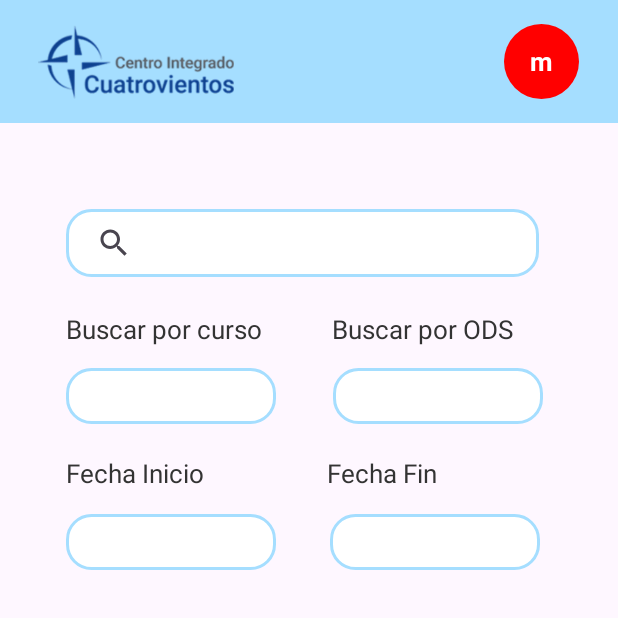
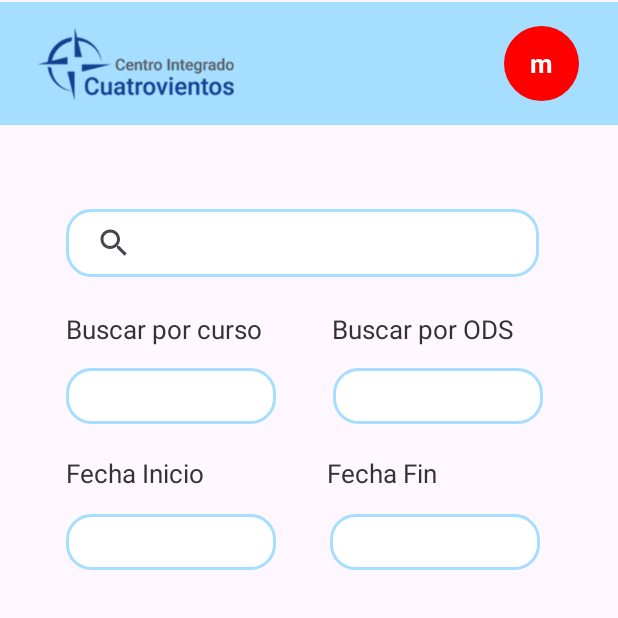
Before and after one commit to AnderVegas/PROYECT_CUATROVIENTOS_MOBILE, an Android app: the IniciativasActivity screen opened directly, with no data from a screen before it, on a phone screen of 412 x 824 dp, the top half of it. Run offline under Robolectric (Android 15) with nearby library versions, the phone set to English and light mode, and no system bars.

Commit message:
Corrección de todos los errores de contraints

```diff
--- a/app/src/main/res/layout/activity_iniciativas.xml
+++ b/app/src/main/res/layout/activity_iniciativas.xml
@@ -7,6 +7,7 @@
     android:layout_height="match_parent">
 
     <SearchView
+        android:id="@+id/searchView"
         android:layout_width="315dp"
         android:layout_height="45dp"
         android:background="@drawable/spinner_rounded"
@@ -19,14 +20,18 @@
 
     <LinearLayout
         android:id="@+id/linearLayout"
-        android:layout_width="match_parent"
+        android:layout_width="0dp"
         android:layout_height="wrap_content"
+        android:layout_marginTop="1dp"
+        android:layout_marginBottom="278dp"
         android:background="#A5DEFF"
         android:gravity="center_vertical"
         android:orientation="horizontal"
         android:padding="16dp"
-        tools:layout_editor_absoluteX="1dp"
-        tools:layout_editor_absoluteY="1dp">
+        app:layout_constraintBottom_toTopOf="@+id/recyclerView"
+        app:layout_constraintEnd_toEndOf="parent"
+        app:layout_constraintStart_toStartOf="parent"
+        app:layout_constraintTop_toTopOf="parent">
 
         <ImageView
             android:id="@+id/imageView"
@@ -60,10 +65,13 @@
 
     <androidx.recyclerview.widget.RecyclerView
         android:id="@+id/recyclerView"
-        android:layout_width="409dp"
-        android:layout_height="369dp"
-        tools:layout_editor_absoluteX="0dp"
-        tools:layout_editor_absoluteY="361dp" />
+        android:layout_width="0dp"
+        android:layout_height="0dp"
+        android:layout_marginBottom="1dp"
+        app:layout_constraintBottom_toBottomOf="parent"
+        app:layout_constraintEnd_toEndOf="parent"
+        app:layout_constraintStart_toStartOf="parent"
+        app:layout_constraintTop_toBottomOf="@+id/linearLayout" />
 
     <EditText
         android:id="@+id/editFechaInicio"
@@ -140,6 +148,7 @@
         android:layout_width="140dp"
         android:layout_height="37dp"
         android:background="@drawable/spinner_rounded"
+        android:spinnerMode="dropdown"
         app:layout_constraintBottom_toBottomOf="parent"
         app:layout_constraintEnd_toEndOf="parent"
         app:layout_constraintHorizontal_bias="0.162"
@@ -152,6 +161,7 @@
         android:layout_width="140dp"
         android:layout_height="37dp"
         android:background="@drawable/spinner_rounded"
+        android:spinnerMode="dropdown"
         app:layout_constraintBottom_toBottomOf="parent"
         app:layout_constraintEnd_toEndOf="parent"
         app:layout_constraintHorizontal_bias="0.815"
```
Also changed, not shown: app/src/main/res/layout/activity_eliminar.xml (+19 -14 lines), app/src/main/res/layout/activity_main.xml (+6 -4 lines), app/src/main/res/layout/activity_modificar.xml (+9 -6 lines).
